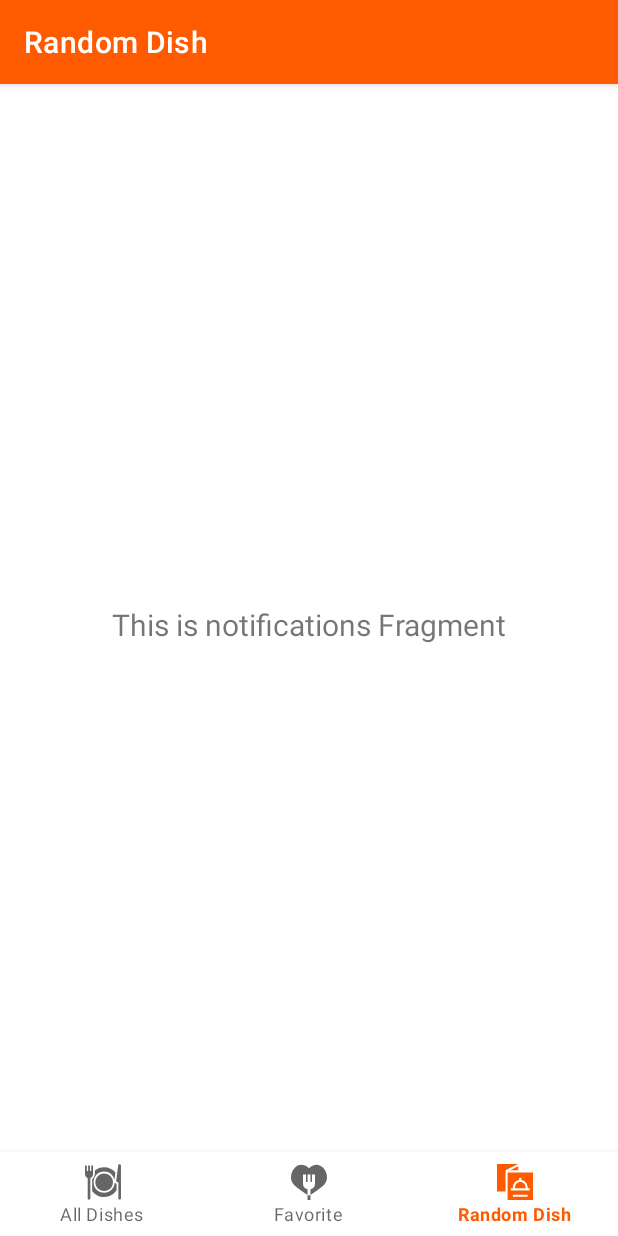
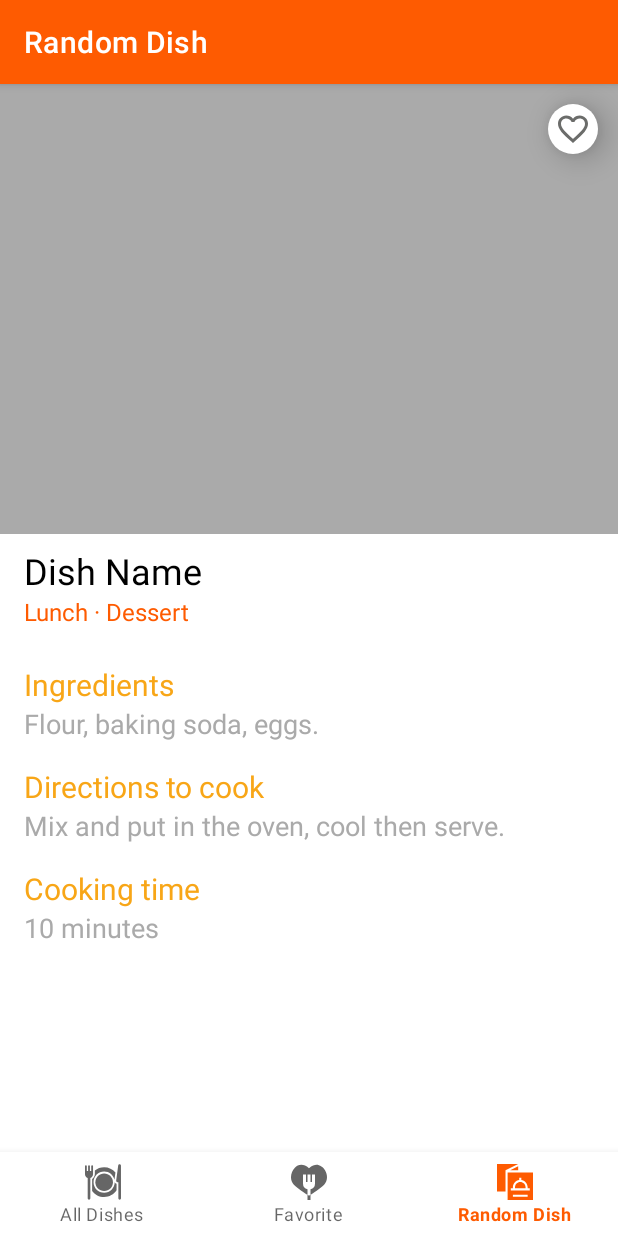
Before and after one commit to X001DEV/Foodies, an Android app: the RandomDishFragment screen opened through its navigation route, on a phone screen of 412 x 824 dp. Run offline under Robolectric (Android 15) with nearby library versions, the phone set to English and light mode, and no system bars; our stand-ins replace navigation-ui, sdp/ssp sizes; libraries missing offline, so code that uses them is left out: com.blogspot.atifsoftwares; 1 statement that could not run was skipped.

Commit message:
Add fragment_random_dish.xml layout.

```diff
--- a/app/src/main/java/dev/x001/foodies/view/fragments/RandomDishFragment.kt
+++ b/app/src/main/java/dev/x001/foodies/view/fragments/RandomDishFragment.kt
@@ -29,10 +29,6 @@ class RandomDishFragment : Fragment() {
         _binding = FragmentRandomDishBinding.inflate(inflater, container, false)
         val root: View = binding.root
 
-        val textView: TextView = binding.textNotifications
-        notificationsViewModel.text.observe(viewLifecycleOwner) {
-            textView.text = it
-        }
         return root
     }
 
--- a/app/src/main/res/layout/fragment_random_dish.xml
+++ b/app/src/main/res/layout/fragment_random_dish.xml
@@ -1,22 +1,119 @@
 <?xml version="1.0" encoding="utf-8"?>
-<androidx.constraintlayout.widget.ConstraintLayout xmlns:android="http://schemas.android.com/apk/res/android"
-    xmlns:app="http://schemas.android.com/apk/res-auto"
+<ScrollView xmlns:android="http://schemas.android.com/apk/res/android"
     xmlns:tools="http://schemas.android.com/tools"
     android:layout_width="match_parent"
     android:layout_height="match_parent"
+    xmlns:app="http://schemas.android.com/apk/res-auto"
     tools:context=".view.fragments.RandomDishFragment">
 
-    <TextView
-        android:id="@+id/text_notifications"
+    <LinearLayout
         android:layout_width="match_parent"
         android:layout_height="wrap_content"
-        android:layout_marginStart="8dp"
-        android:layout_marginTop="8dp"
-        android:layout_marginEnd="8dp"
-        android:textAlignment="center"
-        android:textSize="20sp"
-        app:layout_constraintBottom_toBottomOf="parent"
-        app:layout_constraintEnd_toEndOf="parent"
-        app:layout_constraintStart_toStartOf="parent"
-        app:layout_constraintTop_toTopOf="parent" />
-</androidx.constraintlayout.widget.ConstraintLayout>
+        android:orientation="vertical">
+
+        <FrameLayout
+            android:id="@+id/frameLayout"
+            android:layout_width="match_parent"
+            android:layout_height="wrap_content">
+
+            <ImageView
+                android:id="@+id/dish_imageView"
+                android:layout_width="match_parent"
+                android:layout_height="300dp"
+                android:background="@android:color/darker_gray"
+                android:scaleType="centerCrop"
+                tools:srcCompat="@tools:sample/backgrounds/scenic" />
+
+            <LinearLayout
+                android:layout_width="wrap_content"
+                android:layout_height="wrap_content"
+                android:layout_gravity="top|end"
+                android:layout_margin="@dimen/_10sdp"
+                android:background="@drawable/favorite_button_background"
+                android:elevation="@dimen/_10sdp">
+
+                <ImageView
+                    android:id="@+id/iv_favorite_dish"
+                    android:layout_width="wrap_content"
+                    android:layout_height="wrap_content"
+                    android:src="@drawable/ic_favorite_unselected" />
+            </LinearLayout>
+        </FrameLayout>
+
+        <TextView
+            android:id="@+id/dish_textView"
+            android:layout_width="wrap_content"
+            android:layout_height="wrap_content"
+            android:text="Dish Name"
+            android:textSize="24sp"
+            android:textColor="@color/black"
+            android:layout_marginHorizontal="16dp"
+            android:layout_marginTop="8dp"/>
+
+        <TextView
+            android:id="@+id/category_and_type_textView"
+            android:layout_width="wrap_content"
+            android:layout_height="wrap_content"
+            android:text="Lunch · Dessert"
+            android:textSize="16sp"
+            android:textColor="@color/primary_color"
+            android:layout_marginHorizontal="16dp" />
+
+        <TextView
+            android:layout_width="wrap_content"
+            android:layout_height="wrap_content"
+            android:text="Ingredients"
+            android:textSize="20sp"
+            android:textColor="@color/secondary_color"
+            android:layout_marginHorizontal="16dp"
+            android:layout_marginTop="24dp"/>
+
+        <TextView
+            android:id="@+id/ingredients_textView"
+            android:layout_width="wrap_content"
+            android:layout_height="wrap_content"
+            android:text="Flour, baking soda, eggs."
+            android:textSize="18sp"
+            android:textColor="@android:color/darker_gray"
+            android:layout_marginHorizontal="16dp" />
+
+        <TextView
+            android:layout_width="wrap_content"
+            android:layout_height="wrap_content"
+            android:text="Directions to cook"
+            android:textSize="20sp"
+            android:textColor="@color/secondary_color"
+            android:layout_marginHorizontal="16dp"
+            android:layout_marginTop="16dp"/>
+
+        <TextView
+            android:id="@+id/directions_textView"
+            android:layout_width="wrap_content"
+            android:layout_height="wrap_content"
+            android:text="Mix and put in the oven, cool then serve."
+            android:textSize="18sp"
+            android:textColor="@android:color/darker_gray"
+            android:layout_marginHorizontal="16dp" />
+
+        <TextView
+            android:layout_width="wrap_content"
+            android:layout_height="wrap_content"
+            android:text="Cooking time"
+            android:textSize="20sp"
+            android:textColor="@color/secondary_color"
+            android:layout_marginHorizontal="16dp"
+            android:layout_marginTop="16dp"/>
+
+        <TextView
+            android:id="@+id/cooking_time_textView"
+            android:layout_width="wrap_content"
+            android:layout_height="wrap_content"
+            android:text="10 minutes"
+            android:textSize="18sp"
+            android:textColor="@android:color/darker_gray"
+            android:layout_marginHorizontal="16dp" />
+
+
+    </LinearLayout>
+
+</ScrollView>
```
